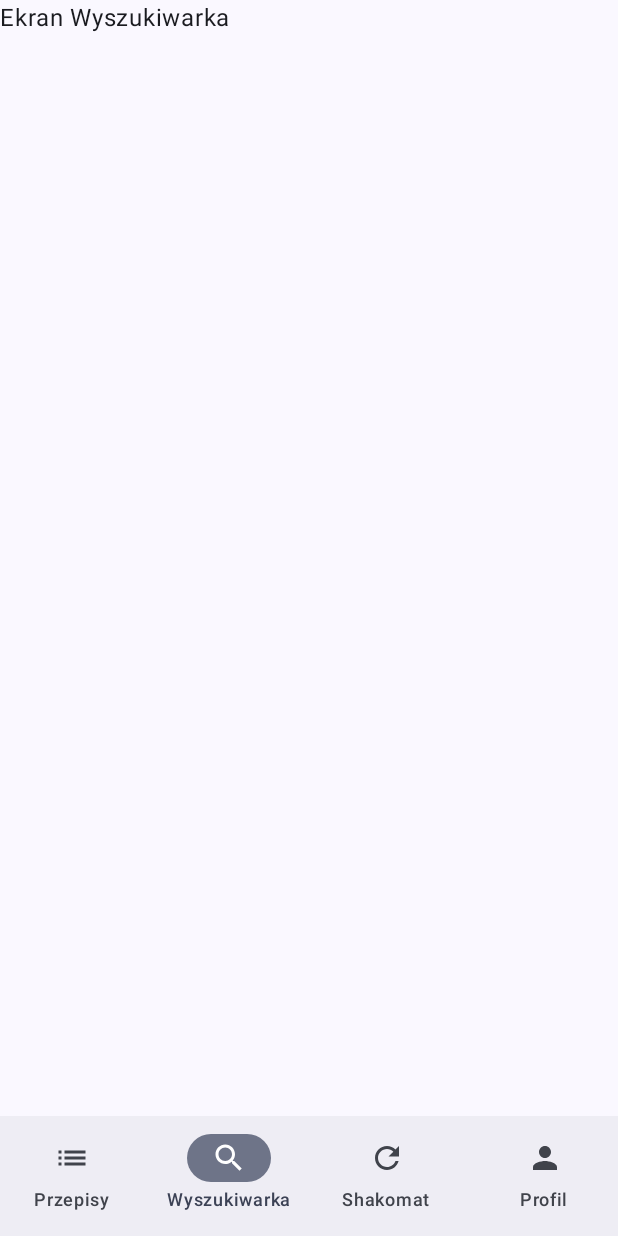
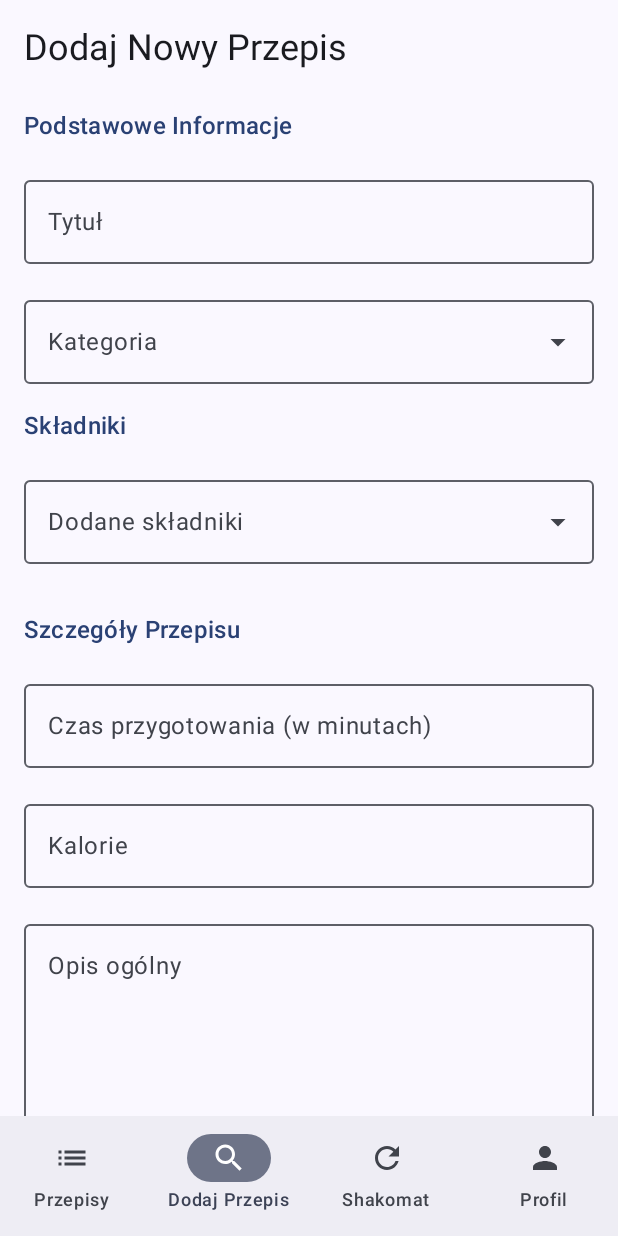
Before and after one commit to KamYloo/PrzepisX, an Android app built with Jetpack Compose: the HomePage screen opened through its navigation route, item 2 of the bottom bar chosen, on a phone screen of 412 x 824 dp. Run offline under Robolectric (Android 15) with nearby library versions, the phone set to English and light mode, and no system bars; our stand-ins replace Firebase (no records; nobody signed in at launch, a user with empty details on screens opened directly), livedata-compose.

Commit message:
creating a form for adding recipes

```diff
--- /dev/null
+++ b/app/src/main/java/com/example/przepisx/ui/components/AddRecipeForm.kt
@@ -0,0 +1,206 @@
+package com.example.przepisx.ui.components
+
+import androidx.compose.foundation.layout.*
+import androidx.compose.foundation.lazy.LazyColumn
+import androidx.compose.foundation.lazy.items
+import androidx.compose.foundation.rememberScrollState
+import androidx.compose.foundation.text.KeyboardOptions
+import androidx.compose.foundation.verticalScroll
+import androidx.compose.material.icons.Icons
+import androidx.compose.material.icons.filled.Delete
+import androidx.compose.material3.*
+import androidx.compose.runtime.*
+import androidx.compose.ui.Alignment
+import androidx.compose.ui.Modifier
+import androidx.compose.ui.text.input.KeyboardType
+import androidx.compose.ui.unit.dp
+
+@OptIn(ExperimentalMaterial3Api::class)
+@Composable
+fun AddRecipeForm(
+    onSave: (String, String, String, String, String, List<String>, String) -> Unit
+) {
+    var title by remember { mutableStateOf("") }
+    var category by remember { mutableStateOf("") }
+    var preparationTime by remember { mutableStateOf("") }
+    var calories by remember { mutableStateOf("") }
+    var description by remember { mutableStateOf("") }
+    var steps by remember { mutableStateOf("") }
+
+    val categories = listOf("Czekoladowe", "Owocowe", "Ciasta", "Lody", "Szybkie Desery")
+    val predefinedIngredients = listOf("Mąka", "Cukier", "Masło", "Jajka", "Czekolada", "Śmietana", "Truskawki")
+    var selectedIngredients by remember { mutableStateOf(mutableListOf<String>()) }
+
+    var isCategoryDropdownExpanded by remember { mutableStateOf(false) }
+    var isIngredientDropdownExpanded by remember { mutableStateOf(false) }
+
+    val scrollState = rememberScrollState()
+
+    Column(
+        modifier = Modifier
+            .fillMaxSize()
+            .verticalScroll(scrollState)
+            .padding(16.dp),
+        verticalArrangement = Arrangement.spacedBy(16.dp)
+    ) {
+        Text(
+            text = "Dodaj Nowy Przepis",
+            style = MaterialTheme.typography.headlineSmall,
+            modifier = Modifier.padding(bottom = 8.dp)
+        )
+
+        Text(
+            text = "Podstawowe Informacje",
+            style = MaterialTheme.typography.titleMedium,
+            color = MaterialTheme.colorScheme.primary
+        )
+        OutlinedTextField(
+            value = title,
+            onValueChange = { title = it },
+            label = { Text("Tytuł") },
+            placeholder = { Text("Wpisz tytuł przepisu") },
+            modifier = Modifier.fillMaxWidth()
+        )
+
+        ExposedDropdownMenuBox(
+            expanded = isCategoryDropdownExpanded,
+            onExpandedChange = { isCategoryDropdownExpanded = !isCategoryDropdownExpanded }
+        ) {
+            OutlinedTextField(
+                value = category,
+                onValueChange = {},
+                label = { Text("Kategoria") },
+                readOnly = true,
+                trailingIcon = { ExposedDropdownMenuDefaults.TrailingIcon(isCategoryDropdownExpanded) },
+                modifier = Modifier.fillMaxWidth()
+            )
+            ExposedDropdownMenu(
+                expanded = isCategoryDropdownExpanded,
+                onDismissRequest = { isCategoryDropdownExpanded = false }
+            ) {
+                categories.forEach { cat ->
+                    DropdownMenuItem(
+                        text = { Text(cat) },
+                        onClick = {
+                            category = cat
+                            isCategoryDropdownExpanded = false
+                        }
+                    )
+                }
+            }
+        }
+
+        Text(
+            text = "Składniki",
+            style = MaterialTheme.typography.titleMedium,
+            color = MaterialTheme.colorScheme.primary
+        )
+
+        ExposedDropdownMenuBox(
+            expanded = isIngredientDropdownExpanded,
+            onExpandedChange = { isIngredientDropdownExpanded = !isIngredientDropdownExpanded }
+        ) {
+            OutlinedTextField(
+                value = selectedIngredients.joinToString(", "),
+                onValueChange = {},
+                label = { Text("Dodane składniki") },
+                readOnly = true,
+                trailingIcon = { ExposedDropdownMenuDefaults.TrailingIcon(isIngredientDropdownExpanded) },
+                modifier = Modifier.fillMaxWidth()
+            )
+            ExposedDropdownMenu(
+                expanded = isIngredientDropdownExpanded,
+                onDismissRequest = { isIngredientDropdownExpanded = false }
+            ) {
+                predefinedIngredients.forEach { ingredient ->
+                    DropdownMenuItem(
+                        text = { Text(ingredient) },
+                        onClick = {
+                            if (!selectedIngredients.contains(ingredient)) {
+                                selectedIngredients.add(ingredient)
+                            }
+                            isIngredientDropdownExpanded = false
+                        }
+                    )
+                }
+            }
+        }
+
+        LazyColumn(
+            modifier = Modifier
+                .fillMaxWidth()
+                .heightIn(max = 150.dp)
+        ) {
+            items(selectedIngredients) { ingredient ->
+                Row(
+                    modifier = Modifier
+                        .fillMaxWidth()
+                        .padding(vertical = 4.dp),
+                    horizontalArrangement = Arrangement.SpaceBetween,
+                    verticalAlignment = Alignment.CenterVertically
+                ) {
+                    Text(ingredient, style = MaterialTheme.typography.bodyMedium)
+                    IconButton(onClick = { selectedIngredients.remove(ingredient) }) {
+                        Icon(Icons.Default.Delete, contentDescription = "Usuń składnik")
+                    }
+                }
+            }
+        }
+
+        Text(
+            text = "Szczegóły Przepisu",
+            style = MaterialTheme.typography.titleMedium,
+            color = MaterialTheme.colorScheme.primary
+        )
+
+        OutlinedTextField(
+            value = preparationTime,
+            onValueChange = { preparationTime = it },
+            label = { Text("Czas przygotowania (w minutach)") },
+            keyboardOptions = KeyboardOptions(keyboardType = KeyboardType.Number),
+            placeholder = { Text("np. 45") },
+            modifier = Modifier.fillMaxWidth()
+        )
+
+        OutlinedTextField(
+            value = calories,
+            onValueChange = { calories = it },
+            label = { Text("Kalorie") },
+            keyboardOptions = KeyboardOptions(keyboardType = KeyboardType.Number),
+            placeholder = { Text("np. 200") },
+            modifier = Modifier.fillMaxWidth()
+        )
+
+        OutlinedTextField(
+            value = description,
+            onValueChange = { description = it },
+            label = { Text("Opis ogólny") },
+            placeholder = { Text("Wprowadź opis przepisu...") },
+            modifier = Modifier
+                .fillMaxWidth()
+                .height(150.dp)
+        )
+
+        OutlinedTextField(
+            value = steps,
+            onValueChange = { steps = it },
+            label = { Text("Kroki przygotowania") },
+            placeholder = { Text("Wpisz kroki przygotowania...") },
+            modifier = Modifier
+                .fillMaxWidth()
+                .height(200.dp)
+        )
+
+        Button(
+            onClick = {
+                onSave(
+                    title, category, preparationTime, calories, description,
+                    selectedIngredients.toList(), steps
+                )
+            },
+            modifier = Modifier.align(Alignment.End)
+        ) {
+            Text("Zapisz przepis")
+        }
+    }
+}
--- a/app/src/main/java/com/example/przepisx/ui/navigation/MyAppNavigation.kt
+++ b/app/src/main/java/com/example/przepisx/ui/navigation/MyAppNavigation.kt
@@ -7,13 +7,13 @@ import androidx.navigation.compose.composable
 import androidx.navigation.compose.rememberNavController
 import com.example.przepisx.AuthViewModel
 import com.example.przepisx.data.model.strawberryCake
+import com.example.przepisx.ui.screens.AddRecipePage
 import com.example.przepisx.ui.screens.DessertsPage
 import com.example.przepisx.ui.screens.HomePage
 import com.example.przepisx.ui.screens.LoginPage
 import com.example.przepisx.ui.screens.ProfilePage
 import com.example.przepisx.ui.screens.RecipePage
 import com.example.przepisx.ui.screens.RegisterPage
-import com.example.przepisx.ui.screens.SearchPage
 import com.example.przepisx.ui.screens.ShakomatPage
 
 @Composable
@@ -43,9 +43,9 @@ fun MyAppNavigation(modifier: Modifier = Modifier, authViewModel: AuthViewModel)
             }
         }
 
-        composable("search") {
+        composable("addRecipe") {
             LoggedInScaffold(navController) {
-                SearchPage(it, navController)
+                AddRecipePage(it, navController)
             }
         }
         composable("shakomat") {
--- a/app/src/main/java/com/example/przepisx/ui/navigation/Screen.kt
+++ b/app/src/main/java/com/example/przepisx/ui/navigation/Screen.kt
@@ -6,7 +6,7 @@ import androidx.compose.ui.graphics.vector.ImageVector
 
 sealed class Screen(val route: String, val title: String, val icon: ImageVector) {
     object Recipes : Screen("recipes", "Przepisy", Icons.Default.List)
-    object Search : Screen("search", "Wyszukiwarka", Icons.Default.Search)
+    object Search : Screen("addRecipe", "Dodaj Przepis", Icons.Default.Search)
     object Shakomat : Screen("shakomat", "Shakomat", Icons.Default.Refresh)
     object Profile : Screen("profile", "Profil", Icons.Default.Person)
 }
--- /dev/null
+++ b/app/src/main/java/com/example/przepisx/ui/screens/AddRecipePage.kt
@@ -0,0 +1,17 @@
+package com.example.przepisx.ui.screens
+
+import androidx.compose.material3.Text
+import androidx.compose.runtime.Composable
+import androidx.compose.ui.Modifier
+import androidx.navigation.NavController
+import com.example.przepisx.ui.components.AddRecipeForm
+
+@Composable
+fun AddRecipePage(modifier: Modifier = Modifier, navController: NavController) {
+    AddRecipeForm(
+        onSave = { title, category, preparationTime, calories, description, ingredients, steps ->
+            println("Zapisano przepis: $title, $category, $preparationTime min, $calories kcal")
+            navController.popBackStack()
+        }
+    )
+}
--- a/app/src/main/java/com/example/przepisx/ui/screens/SearchPage.kt
+++ /dev/null
@@ -1,12 +0,0 @@
-package com.example.przepisx.ui.screens
-
-import androidx.compose.material3.Text
-import androidx.compose.runtime.Composable
-import androidx.compose.ui.Modifier
-import androidx.navigation.NavController
-import com.example.przepisx.AuthViewModel
-
-@Composable
-fun SearchPage(modifier: Modifier = Modifier, navController: NavController) {
-    Text("Ekran Wyszukiwarka")
-}
```
